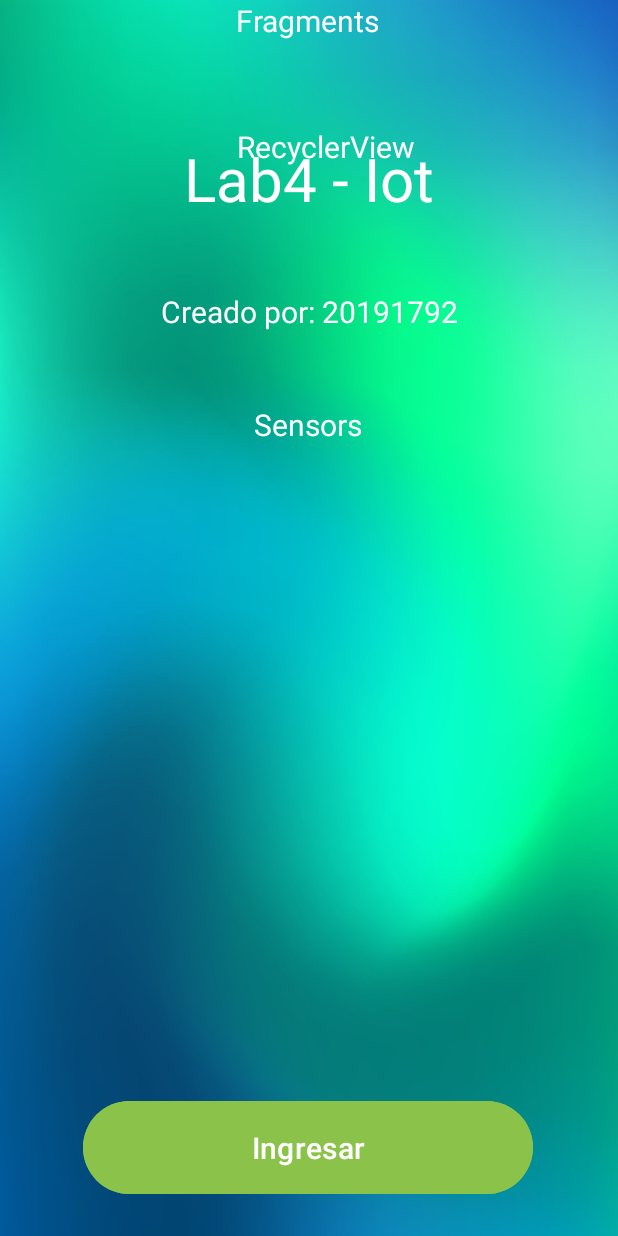
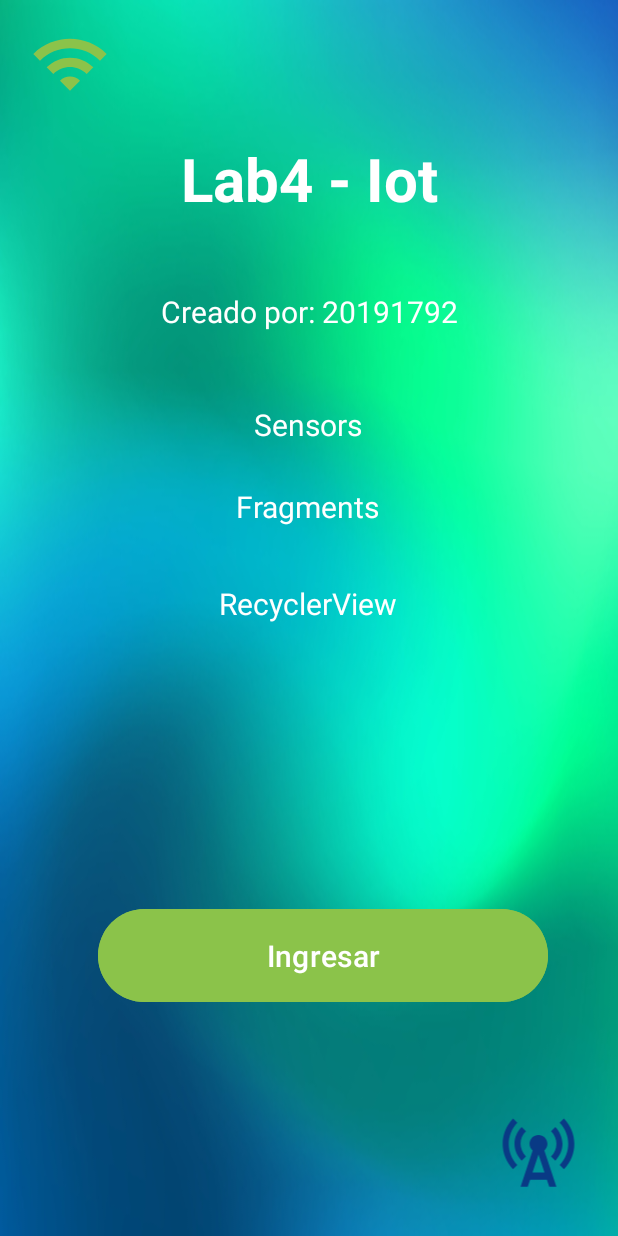
Before and after one commit to angie2512/LAB4_IOT_20191792, an Android app: the screen it shows after launch (MainActivity), on a phone screen of 412 x 824 dp. Run offline under Robolectric (Android 15) with nearby library versions, the phone set to English and light mode, and no system bars.

Commit message:
1completo

```diff
--- a/app/src/main/AndroidManifest.xml
+++ b/app/src/main/AndroidManifest.xml
@@ -6,11 +6,12 @@
         android:allowBackup="true"
         android:dataExtractionRules="@xml/data_extraction_rules"
         android:fullBackupContent="@xml/backup_rules"
-        android:icon="@mipmap/ic_launcher"
+        android:icon="@drawable/logo"
         android:label="@string/app_name"
-        android:roundIcon="@mipmap/ic_launcher_round"
+        android:roundIcon="@drawable/logo"
         android:supportsRtl="true"
         android:theme="@style/Theme.LAB4_IOT_20191792"
+        android:screenOrientation="portrait"
         tools:targetApi="31">
         <activity
             android:name=".AppActivity"
--- a/app/src/main/java/com/example/lab4_iot_20191792/MainActivity.java
+++ b/app/src/main/java/com/example/lab4_iot_20191792/MainActivity.java
@@ -2,7 +2,10 @@ package com.example.lab4_iot_20191792;
 
 import androidx.appcompat.app.AppCompatActivity;
 
+import android.content.Intent;
 import android.os.Bundle;
+import android.view.View;
+import android.widget.Button;
 
 public class MainActivity extends AppCompatActivity {
 
@@ -10,5 +13,18 @@ public class MainActivity extends AppCompatActivity {
     protected void onCreate(Bundle savedInstanceState) {
         super.onCreate(savedInstanceState);
         setContentView(R.layout.activity_main);
+
+        Button botoningresar = findViewById(R.id.ingresar);
+        botoningresar.setOnClickListener(new View.OnClickListener() {
+            @Override
+            public void onClick(View view) {
+                Intent intent = new Intent(MainActivity.this, AppActivity.class);
+                startActivity(intent);
+            }
+        });
     }
+
+
+
+
 }
--- /dev/null
+++ b/app/src/main/res/drawable/baseline_cell_tower_24.xml
@@ -0,0 +1,9 @@
+<vector android:height="24dp" android:tint="@color/azul"
+    android:viewportHeight="24" android:viewportWidth="24"
+    android:width="24dp" xmlns:android="http://schemas.android.com/apk/res/android">
+    <path android:fillColor="@android:color/white" android:pathData="M7.3,14.7l1.2,-1.2c-1,-1 -1.5,-2.3 -1.5,-3.5c0,-1.3 0.5,-2.6 1.5,-3.5L7.3,5.3c-1.3,1.3 -2,3 -2,4.7S6,13.4 7.3,14.7z"/>
+    <path android:fillColor="@android:color/white" android:pathData="M19.1,2.9l-1.2,1.2c1.6,1.6 2.4,3.8 2.4,5.9c0,2.1 -0.8,4.3 -2.4,5.9l1.2,1.2c2,-2 2.9,-4.5 2.9,-7.1C22,7.4 21,4.9 19.1,2.9z"/>
+    <path android:fillColor="@android:color/white" android:pathData="M6.1,4.1L4.9,2.9C3,4.9 2,7.4 2,10c0,2.6 1,5.1 2.9,7.1l1.2,-1.2c-1.6,-1.6 -2.4,-3.8 -2.4,-5.9C3.7,7.9 4.5,5.7 6.1,4.1z"/>
+    <path android:fillColor="@android:color/white" android:pathData="M16.7,14.7c1.3,-1.3 2,-3 2,-4.7c-0.1,-1.7 -0.7,-3.4 -2,-4.7l-1.2,1.2c1,1 1.5,2.3 1.5,3.5c0,1.3 -0.5,2.6 -1.5,3.5L16.7,14.7z"/>
+    <path android:fillColor="@android:color/white" android:pathData="M14.5,10c0,-1.38 -1.12,-2.5 -2.5,-2.5S9.5,8.62 9.5,10c0,0.76 0.34,1.42 0.87,1.88L7,22h2l0.67,-2h4.67L15,22h2l-3.37,-10.12C14.16,11.42 14.5,10.76 14.5,10zM10.33,18L12,13l1.67,5H10.33z"/>
+</vector>
--- /dev/null
+++ b/app/src/main/res/drawable/baseline_wifi_24.xml
@@ -0,0 +1,5 @@
+<vector android:height="24dp" android:tint="@color/verde"
+    android:viewportHeight="24" android:viewportWidth="24"
+    android:width="24dp" xmlns:android="http://schemas.android.com/apk/res/android">
+    <path android:fillColor="@android:color/white" android:pathData="M1,9l2,2c4.97,-4.97 13.03,-4.97 18,0l2,-2C16.93,2.93 7.08,2.93 1,9zM9,17l3,3 3,-3c-1.65,-1.66 -4.34,-1.66 -6,0zM5,13l2,2c2.76,-2.76 7.24,-2.76 10,0l2,-2C15.14,9.14 8.87,9.14 5,13z"/>
+</vector>
--- a/app/src/main/res/layout/activity_main.xml
+++ b/app/src/main/res/layout/activity_main.xml
@@ -11,13 +11,13 @@
         android:id="@+id/ingresar"
         android:layout_width="300dp"
         android:layout_height="70dp"
-        android:layout_marginBottom="24dp"
+        android:layout_marginBottom="152dp"
         android:backgroundTint="@color/verde"
         android:text="Ingresar"
         android:textSize="20dp"
         app:layout_constraintBottom_toBottomOf="parent"
         app:layout_constraintEnd_toEndOf="parent"
-        app:layout_constraintHorizontal_bias="0.495"
+        app:layout_constraintHorizontal_bias="0.585"
         app:layout_constraintStart_toStartOf="parent" />
 
     <TextView
@@ -26,6 +26,8 @@
         android:layout_height="wrap_content"
         android:layout_marginTop="92dp"
         android:text="Lab4 - Iot"
+        android:textStyle="bold"
+        android:shadowColor="@color/black"
         android:textColor="@color/white"
         android:textSize="40dp"
         app:layout_constraintEnd_toEndOf="parent"
@@ -61,26 +63,54 @@
         android:id="@+id/textView4"
         android:layout_width="wrap_content"
         android:layout_height="wrap_content"
+        android:layout_marginTop="27dp"
         android:text="Fragments"
         android:textColor="@color/white"
         android:textSize="20dp"
         app:layout_constraintEnd_toEndOf="parent"
         app:layout_constraintHorizontal_bias="0.498"
         app:layout_constraintStart_toStartOf="parent"
-        tools:layout_editor_absoluteY="323dp" />
+        app:layout_constraintTop_toBottomOf="@+id/textView3" />
 
     <TextView
         android:id="@+id/textView5"
         android:layout_width="wrap_content"
         android:layout_height="wrap_content"
+        android:layout_marginTop="48dp"
         android:text="RecyclerView"
         android:textColor="@color/white"
         android:textSize="20dp"
         app:layout_constraintBottom_toTopOf="@+id/ingresar"
         app:layout_constraintEnd_toEndOf="parent"
-        app:layout_constraintHorizontal_bias="0.539"
+        app:layout_constraintHorizontal_bias="0.498"
         app:layout_constraintStart_toStartOf="parent"
-        app:layout_constraintTop_toBottomOf="@+id/textView4"
-        app:layout_constraintVertical_bias="0.084" />
+        app:layout_constraintTop_toTopOf="@+id/textView4"
+        app:layout_constraintVertical_bias="0.083" />
+
+    <ImageView
+        android:id="@+id/imageView"
+        android:layout_width="61dp"
+        android:layout_height="53dp"
+        android:layout_marginTop="16dp"
+        android:elevation="10dp"
+        app:layout_constraintEnd_toEndOf="parent"
+        app:layout_constraintHorizontal_bias="0.045"
+        app:layout_constraintStart_toStartOf="parent"
+        app:layout_constraintTop_toTopOf="parent"
+        app:srcCompat="@drawable/baseline_wifi_24" />
+
+    <ImageView
+        android:id="@+id/imageView3"
+        android:layout_width="74dp"
+        android:layout_height="57dp"
+        android:layout_marginTop="67dp"
+        android:layout_marginBottom="28dp"
+        app:layout_constraintBottom_toBottomOf="parent"
+        app:layout_constraintEnd_toEndOf="parent"
+        app:layout_constraintHorizontal_bias="0.952"
+        app:layout_constraintStart_toStartOf="parent"
+        app:layout_constraintTop_toBottomOf="@+id/ingresar"
+        app:layout_constraintVertical_bias="1.0"
+        app:srcCompat="@drawable/baseline_cell_tower_24" />
 
 </androidx.constraintlayout.widget.ConstraintLayout>
--- a/app/src/main/res/values/strings.xml
+++ b/app/src/main/res/values/strings.xml
@@ -1,3 +1,3 @@
 <resources>
-    <string name="app_name">LAB4_IOT_20191792</string>
+    <string name="app_name">¡Contactos y Sensores!</string>
 </resources>
```
Also changed, not shown: app/src/main/res/drawable/logo.png (added).
